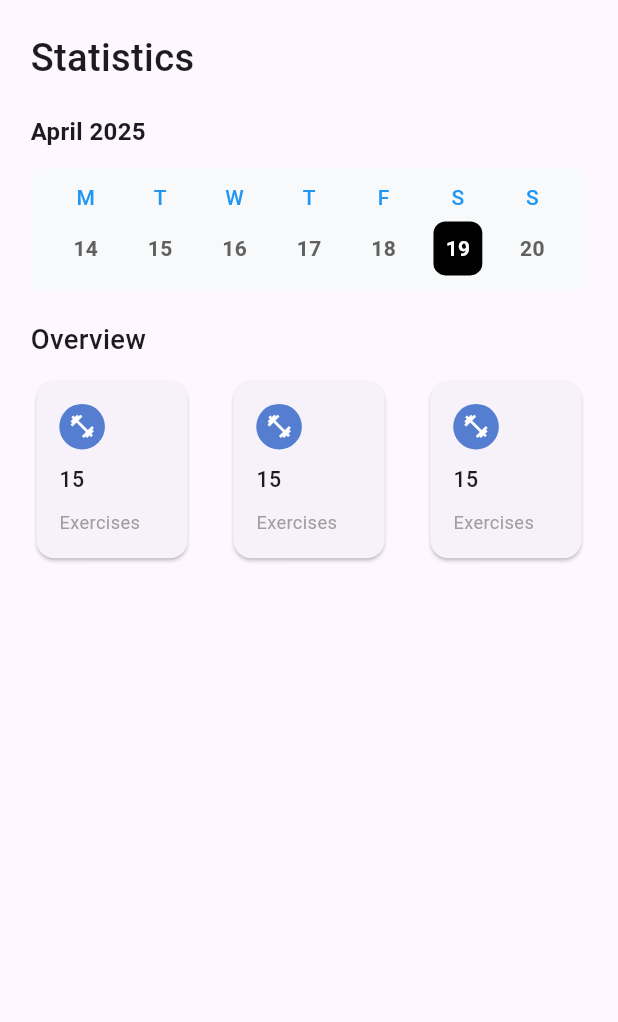
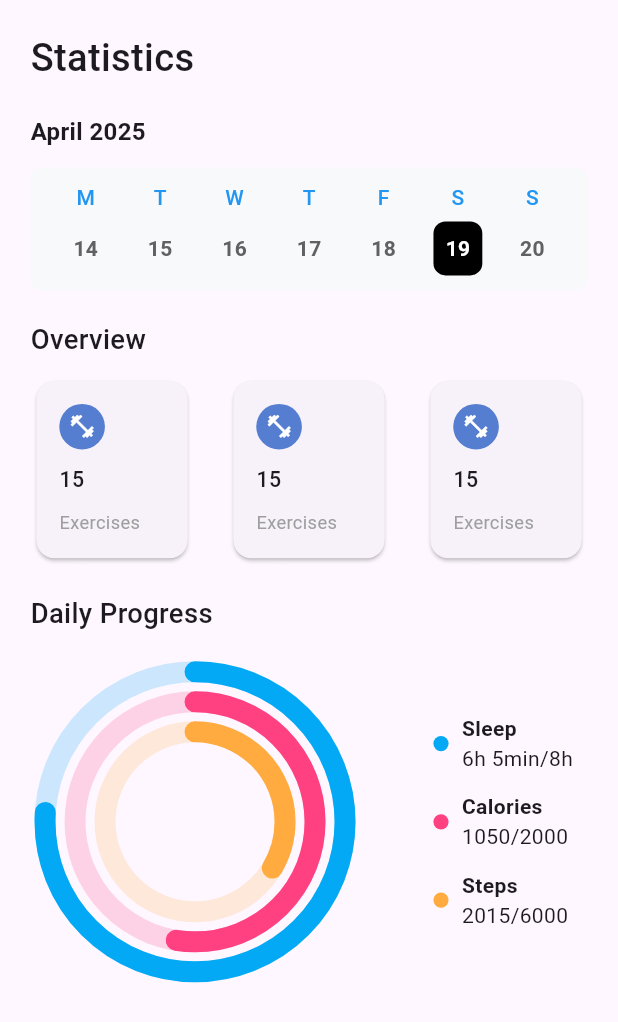
Before and after one commit to Dragorrik/flutter_ui_practice, a Flutter app: the screen it shows after launch, on a phone screen of 412 x 824 dp. Shown: the top 1022 px of the screen. Run offline on Flutter 3.47's test engine with Material 3 defaults, Android fonts, the light colour scheme and no system bars; our stand-ins replace fl_chart, flutter_screenutil.

Commit message:
Daily progress designed

```diff
--- a/lib/gym_app/ui/statistics_ui.dart
+++ b/lib/gym_app/ui/statistics_ui.dart
@@ -1,6 +1,8 @@
 import 'package:flutter/material.dart';
 import 'package:flutter_screenutil/flutter_screenutil.dart';
 import 'package:intl/intl.dart';
+import 'package:practice_uis/gym_app/widgets/progress_ring_data.dart';
+import 'package:practice_uis/gym_app/widgets/progress_rings.dart';
 import 'package:practice_uis/gym_app/widgets/statistic_widgets.dart';
 
 class StatisticsUi extends StatefulWidget {
@@ -60,7 +62,42 @@ class _StatisticsUiState extends State<StatisticsUi> {
                       StatisticWidgets.overviewWidgets(),
                       StatisticWidgets.overviewWidgets(),
                       StatisticWidgets.overviewWidgets(),
-                    ])
+                    ]),
+                SizedBox(
+                  height: 20.h,
+                ),
+                Text("Daily Progress",
+                    style: TextStyle(
+                      fontSize: 18.sp,
+                      fontWeight: FontWeight.w500,
+                    )),
+                SizedBox(
+                  height: 25.h,
+                ),
+                Row(
+                  mainAxisAlignment: MainAxisAlignment.spaceAround,
+                  children: [
+                    const ConcentricProgressRings(),
+                    const SizedBox(width: 20),
+                    Column(
+                      crossAxisAlignment: CrossAxisAlignment.start,
+                      children: const [
+                        ProgressRingData(
+                            color: Colors.lightBlue,
+                            text: "Sleep",
+                            value: "6h 5min/8h"),
+                        ProgressRingData(
+                            color: Colors.pinkAccent,
+                            text: "Calories",
+                            value: "1050/2000"),
+                        ProgressRingData(
+                            color: Colors.orangeAccent,
+                            text: "Steps",
+                            value: "2015/6000"),
+                      ],
+                    ),
+                  ],
+                ),
               ],
             )),
       ),
--- /dev/null
+++ b/lib/gym_app/widgets/progress_ring_data.dart
@@ -0,0 +1,39 @@
+import 'package:flutter/material.dart';
+import 'package:flutter_screenutil/flutter_screenutil.dart';
+
+class ProgressRingData extends StatelessWidget {
+  final Color color;
+  final String text;
+  final String value;
+
+  const ProgressRingData({
+    super.key,
+    required this.color,
+    required this.text,
+    required this.value,
+  });
+
+  @override
+  Widget build(BuildContext context) {
+    return Padding(
+      padding: EdgeInsets.symmetric(vertical: 6.r),
+      child: Row(
+        crossAxisAlignment: CrossAxisAlignment.center,
+        // mainAxisAlignment: MainAxisAlignment.start,
+        children: [
+          CircleAvatar(radius: 5.r, backgroundColor: color),
+          SizedBox(width: 8.w),
+          Column(
+            crossAxisAlignment: CrossAxisAlignment.start,
+            // mainAxisAlignment: MainAxisAlignment.start,
+            children: [
+              Text('$text  ',
+                  style: const TextStyle(fontWeight: FontWeight.w600)),
+              Text(value),
+            ],
+          )
+        ],
+      ),
+    );
+  }
+}
--- /dev/null
+++ b/lib/gym_app/widgets/progress_rings.dart
@@ -0,0 +1,66 @@
+import 'package:flutter/material.dart';
+import 'dart:math';
+
+class ConcentricProgressRings extends StatelessWidget {
+  const ConcentricProgressRings({super.key});
+
+  @override
+  Widget build(BuildContext context) {
+    return Center(
+      child: CustomPaint(
+        painter: RingPainter(),
+        size: const Size(200, 200),
+      ),
+    );
+  }
+}
+
+class RingPainter extends CustomPainter {
+  @override
+  void paint(Canvas canvas, Size size) {
+    final center = Offset(size.width / 2, size.height / 2);
+
+    final rings = [
+      _RingData(progress: 6.08 / 8.0, color: Colors.lightBlue, width: 14),
+      _RingData(progress: 1050 / 2000, color: Colors.pinkAccent, width: 14),
+      _RingData(progress: 2015 / 6000, color: Colors.orangeAccent, width: 14),
+    ];
+
+    double radius = size.width / 2;
+
+    for (var ring in rings) {
+      final rect = Rect.fromCircle(center: center, radius: radius);
+      final backgroundPaint = Paint()
+        ..style = PaintingStyle.stroke
+        ..strokeWidth = ring.width
+        ..color = ring.color.withOpacity(0.2)
+        ..strokeCap = StrokeCap.round;
+
+      final foregroundPaint = Paint()
+        ..style = PaintingStyle.stroke
+        ..strokeWidth = ring.width
+        ..color = ring.color
+        ..strokeCap = StrokeCap.round;
+
+      // Draw background
+      canvas.drawArc(rect, -pi / 2, 2 * pi, false, backgroundPaint);
+
+      // Draw progress
+      canvas.drawArc(
+          rect, -pi / 2, 2 * pi * ring.progress, false, foregroundPaint);
+
+      radius -= 20; // decrease radius for next ring
+    }
+  }
+
+  @override
+  bool shouldRepaint(covariant CustomPainter oldDelegate) => true;
+}
+
+class _RingData {
+  final double progress;
+  final Color color;
+  final double width;
+
+  _RingData({required this.progress, required this.color, this.width = 12});
+}
```
